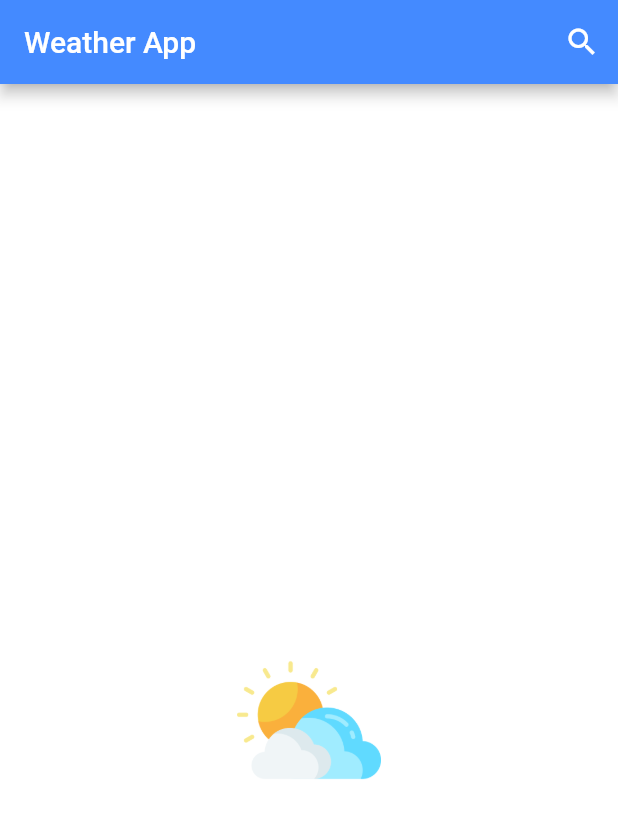
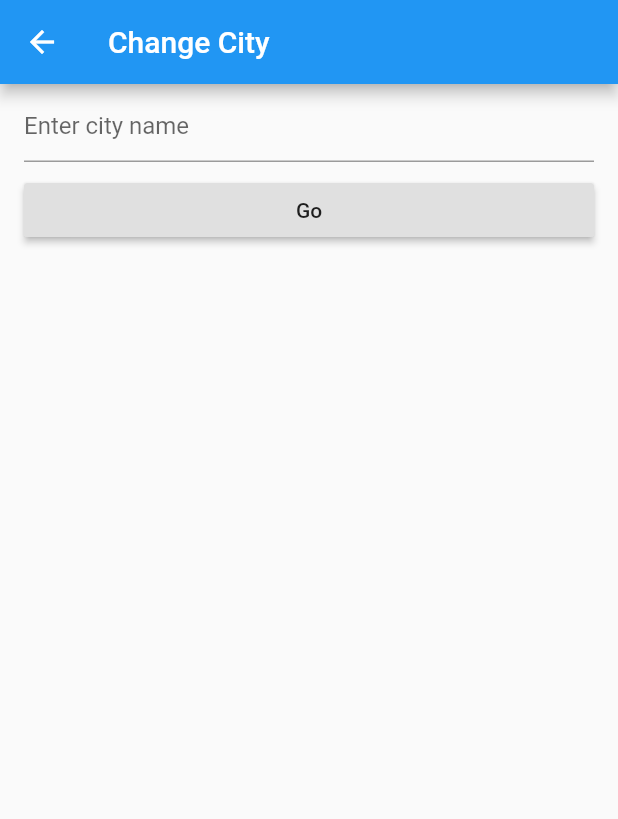
Before and after one commit to aashishtamsya/100-Days-of-Flutter, a Flutter app: the screen it shows after launch, after a tap on the "search" icon, on a phone screen of 412 x 824 dp. Shown: the top 819 px of the screen. Run offline on Flutter 3.47's test engine with Material 2 defaults, Android fonts, the phone set to English and light mode, and no system bars; network calls fail.

Commit message:
Completed Weather App

```diff
--- a/weather_app/lib/UI/home.dart
+++ b/weather_app/lib/UI/home.dart
@@ -5,6 +5,8 @@ import 'package:flutter/cupertino.dart';
 import 'package:flutter/material.dart';
 import 'package:http/http.dart' as http;
 import 'package:weather_app/Model/Weather.dart';
+import 'package:weather_app/Model/weather.dart' as prefix0;
+import 'package:weather_app/UI/search.dart';
 import 'package:weather_app/Util/util.dart';
 
 class Home extends StatefulWidget {
@@ -14,14 +16,10 @@ class Home extends StatefulWidget {
 
 class _State extends State<Home> {
   var _cityname = DEFAULT_CITY;
+  var _icon = "";
 
-  void showWeather() async {
+  void _showWeather() async {
     Weather data = await getWeather(_cityname);
-    print(data.name);
-    print(data.main);
-    print(data.icon);
-    print(data.desc);
-    print(data.temp);
   }
 
   @override
@@ -35,7 +33,7 @@ class _State extends State<Home> {
           IconButton(
             icon: Icon(Icons.search),
             onPressed: () {
-              showWeather();
+              goToNextScreen(context);
             },
           )
         ],
@@ -54,21 +52,7 @@ class _State extends State<Home> {
               child: Column(
                 mainAxisAlignment: MainAxisAlignment.center,
                 children: <Widget>[
-                  Padding(
-                    padding: EdgeInsets.all(64),
-                  ),
-                  Image.asset(
-                    "images/cloud.png",
-                    width: 96,
-                    height: 96,
-                  ),
-                  Padding(
-                    padding: EdgeInsets.all(12),
-                  ),
                   updateTemperatureWidget(_cityname),
-                  Padding(
-                    padding: EdgeInsets.all(12),
-                  ),
                 ],
               ),
             ),
@@ -83,7 +67,10 @@ class _State extends State<Home> {
         "http://api.openweathermap.org/data/2.5/weather?q=${city}&appid=${API_KEY}&units=metric";
     http.Response response = await http.get(url);
     final parse = json.decode(response.body);
-    return Weather.fromJson(parse);
+    final weather = Weather.fromJson(parse);
+    print(weather.icon);
+    print(prefix0.asset(weather.icon));
+    return weather;
   }
 
   Widget updateLocationWidget(String) {
@@ -115,11 +102,22 @@ class _State extends State<Home> {
               mainAxisAlignment: MainAxisAlignment.center,
               children: <Widget>[
                 ListTile(
+                  title: Image.asset(
+                    "images/${prefix0.asset(weather.icon)}.png",
+                    width: 96,
+                    height: 96,
+                  ),
+                ),
+                ListTile(
                   title: Text(
                     "${weather.temp}º C",
                     style: tempeartureStyle(),
+                    textAlign: TextAlign.center,
                   ),
-                  subtitle: Text("${weather.desc}"),
+                  subtitle: Text(
+                    "${weather.desc}",
+                    textAlign: TextAlign.center,
+                  ),
                 )
               ],
             ),
@@ -129,6 +127,20 @@ class _State extends State<Home> {
         }
       },
     );
+  }
+
+  Future goToNextScreen(
+    BuildContext context,
+  ) async {
+    Map results = await Navigator.push(context,
+        MaterialPageRoute<Map>(builder: (BuildContext context) {
+      return ChangeCity();
+    }));
+
+    if (results != null && results.containsKey("cityname")) {
+      _cityname = results["cityname"].toString();
+      _showWeather();
+    }
   }
 }
 
--- a/weather_app/lib/UI/search.dart
+++ b/weather_app/lib/UI/search.dart
@@ -1,13 +1,29 @@
 import 'package:flutter/material.dart';
 
-class Search extends StatefulWidget {
-  @override
-  _SearchState createState() => _SearchState();
-}
+class ChangeCity extends StatelessWidget {
+  var _cityController = TextEditingController();
 
-class _SearchState extends State<Search> {
   @override
   Widget build(BuildContext context) {
-    return Container();
+    return Scaffold(
+      appBar: AppBar(
+        title: Text("Change City"),
+      ),
+      body: ListView(
+        children: <Widget>[
+          ListTile(
+            title: TextField(
+              controller: _cityController,
+              decoration: InputDecoration(hintText: "Enter city name"),
+            ),
+          ),
+          ListTile(
+            title: RaisedButton(child: Text("Go"),onPressed: () {
+              Navigator.pop(context, {"cityname": _cityController.text.toString()});
+            },),
+          )
+        ],
+      ),
+    );
   }
 }
--- a/weather_app/pubspec.yaml
+++ b/weather_app/pubspec.yaml
@@ -43,9 +43,12 @@ flutter:
 
   # To add assets to your application, add an assets section, like this:
   assets:
-    - images/cloud.png
+    - images/clearsky.png
+    - images/fewclouds.png
     - images/cloudy.png
     - images/rain.png
+    - images/scatteredclouds.png
+    - images/showerrain.png
     - images/snow.png
     - images/storm.png
     - images/thunder.png
```
Also changed, not shown: weather_app/lib/Model/weather.dart (+31 -0 lines), resources/weather_app.png (added), weather_app/images/clearsky.png (added), weather_app/images/fewclouds.png (renamed from weather_app/images/cloud.png), weather_app/images/rain.png, weather_app/images/scatteredclouds.png (added), weather_app/images/showerrain.png (added), 1 other file.
